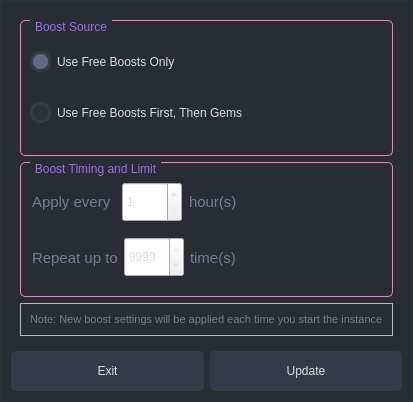
evsahal/TaskEX, file gui/ui_files/march_speed_selection.ui: the form before one commit.
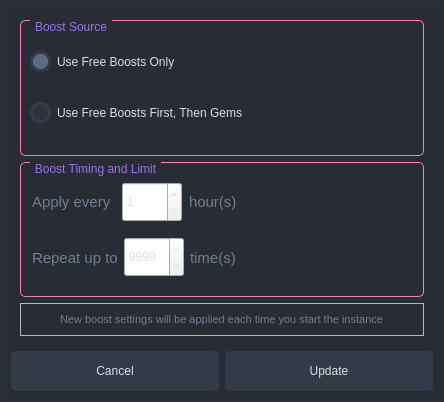
The form after the commit. Icons and pictures are not drawn.

```diff
--- a/gui/ui_files/march_speed_selection.ui
+++ b/gui/ui_files/march_speed_selection.ui
@@ -6,7 +6,7 @@
    <rect>
     <x>0</x>
     <y>0</y>
-    <width>404</width>
+    <width>444</width>
     <height>402</height>
    </rect>
   </property>
@@ -551,10 +551,10 @@
          <enum>QFrame::Shadow::Raised</enum>
         </property>
         <layout class="QHBoxLayout" name="horizontalLayout_3">
-         <item>
+         <item alignment="Qt::AlignmentFlag::AlignHCenter">
           <widget class="QLabel" name="label">
            <property name="text">
-            <string>Note: New boost settings will be applied each time you start the instance</string>
+            <string>New boost settings will be applied each time you start the instance</string>
            </property>
           </widget>
          </item>
@@ -609,7 +609,7 @@
             </size>
            </property>
            <property name="text">
-            <string>Exit</string>
+            <string>Cancel</string>
            </property>
           </widget>
          </item>
```
